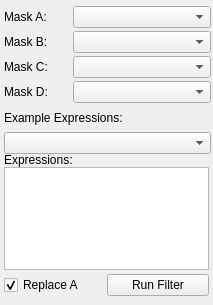
This is src/Interface/ToolInterface/BooleanFilterInterface.ui in SCIInstitute/Seg3D as Qt 5 draws it before an edit. The edited form follows.
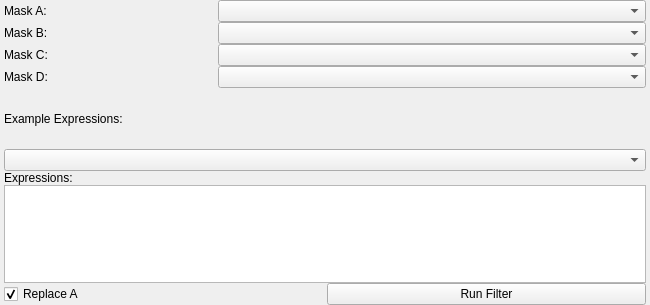
This is the edited form.

What changed in the file:
```diff
--- a/src/Interface/ToolInterface/BooleanFilterInterface.ui
+++ b/src/Interface/ToolInterface/BooleanFilterInterface.ui
@@ -6,12 +6,12 @@
    <rect>
     <x>0</x>
     <y>0</y>
-    <width>213</width>
+    <width>650</width>
     <height>305</height>
    </rect>
   </property>
   <property name="sizePolicy">
-   <sizepolicy hsizetype="Fixed" vsizetype="Fixed">
+   <sizepolicy hsizetype="Preferred" vsizetype="Fixed">
     <horstretch>0</horstretch>
     <verstretch>0</verstretch>
    </sizepolicy>
@@ -24,79 +24,30 @@
   </property>
   <property name="maximumSize">
    <size>
-    <width>213</width>
+    <width>16777215</width>
     <height>305</height>
    </size>
   </property>
   <property name="windowTitle">
    <string>Boolean Filter</string>
   </property>
-  <widget class="QWidget" name="layoutWidget">
-   <property name="geometry">
-    <rect>
-     <x>4</x>
-     <y>269</y>
-     <width>205</width>
-     <height>32</height>
-    </rect>
-   </property>
-   <layout class="QHBoxLayout" name="replaceInvertLayout">
+  <layout class="QVBoxLayout" name="verticalLayout_3">
     <property name="spacing">
      <number>0</number>
     </property>
-    <item>
-     <widget class="QCheckBox" name="replaceCheckBox">
-      <property name="text">
-       <string>Replace A</string>
-      </property>
-      <property name="checked">
-       <bool>true</bool>
-      </property>
-     </widget>
-    </item>
-    <item>
-     <widget class="QPushButton" name="invertButton">
-      <property name="text">
-       <string>Run Filter</string>
-      </property>
-     </widget>
-    </item>
-   </layout>
-  </widget>
-  <widget class="QWidget" name="layoutWidget_4">
-   <property name="geometry">
-    <rect>
-     <x>4</x>
-     <y>54</y>
-     <width>207</width>
-     <height>26</height>
-    </rect>
-   </property>
-   <layout class="QHBoxLayout" name="maskCHLayout" stretch="1,2">
-    <property name="spacing">
+   <property name="leftMargin">
+    <number>4</number>
+   </property>
+   <property name="topMargin">
+    <number>0</number>
+   </property>
+   <property name="rightMargin">
+    <number>4</number>
+   </property>
+   <property name="bottomMargin">
      <number>0</number>
     </property>
     <item>
-     <widget class="QLabel" name="maskCLabel">
-      <property name="text">
-       <string>Mask C:</string>
-      </property>
-     </widget>
-    </item>
-    <item>
-     <widget class="QComboBox" name="maskCComboBox"/>
-    </item>
-   </layout>
-  </widget>
-  <widget class="QWidget" name="layoutWidget_2">
-   <property name="geometry">
-    <rect>
-     <x>4</x>
-     <y>4</y>
-     <width>207</width>
-     <height>26</height>
-    </rect>
-   </property>
    <layout class="QHBoxLayout" name="maskAHLayout" stretch="1,2">
     <property name="spacing">
      <number>0</number>
@@ -112,66 +63,8 @@
      <widget class="QComboBox" name="maskAComboBox"/>
     </item>
    </layout>
-  </widget>
-  <widget class="QWidget" name="layoutWidget_3">
-   <property name="geometry">
-    <rect>
-     <x>4</x>
-     <y>104</y>
-     <width>207</width>
-     <height>50</height>
-    </rect>
-   </property>
-   <layout class="QVBoxLayout" name="verticalLayout">
-    <property name="spacing">
-     <number>0</number>
-    </property>
-    <item>
-     <widget class="QLabel" name="label">
-      <property name="text">
-       <string>Example Expressions:</string>
-      </property>
-     </widget>
     </item>
     <item>
-     <widget class="QComboBox" name="comboBox"/>
-    </item>
-   </layout>
-  </widget>
-  <widget class="QWidget" name="layoutWidget_5">
-   <property name="geometry">
-    <rect>
-     <x>4</x>
-     <y>153</y>
-     <width>205</width>
-     <height>117</height>
-    </rect>
-   </property>
-   <layout class="QVBoxLayout" name="verticalLayout_2">
-    <property name="spacing">
-     <number>0</number>
-    </property>
-    <item>
-     <widget class="QLabel" name="label_2">
-      <property name="text">
-       <string>Expressions:</string>
-      </property>
-     </widget>
-    </item>
-    <item>
-     <widget class="QTextEdit" name="textEdit"/>
-    </item>
-   </layout>
-  </widget>
-  <widget class="QWidget" name="layoutWidget_6">
-   <property name="geometry">
-    <rect>
-     <x>4</x>
-     <y>29</y>
-     <width>207</width>
-     <height>26</height>
-    </rect>
-   </property>
    <layout class="QHBoxLayout" name="maskBHLayout" stretch="1,2">
     <property name="spacing">
      <number>0</number>
@@ -187,16 +80,25 @@
      <widget class="QComboBox" name="maskBComboBox"/>
     </item>
    </layout>
-  </widget>
-  <widget class="QWidget" name="layoutWidget_7">
-   <property name="geometry">
-    <rect>
-     <x>4</x>
-     <y>79</y>
-     <width>207</width>
-     <height>26</height>
-    </rect>
-   </property>
+   </item>
+   <item>
+    <layout class="QHBoxLayout" name="maskCHLayout" stretch="1,2">
+     <property name="spacing">
+      <number>0</number>
+     </property>
+     <item>
+      <widget class="QLabel" name="maskCLabel">
+       <property name="text">
+        <string>Mask C:</string>
+       </property>
+      </widget>
+     </item>
+     <item>
+      <widget class="QComboBox" name="maskCComboBox"/>
+     </item>
+    </layout>
+   </item>
+   <item>
    <layout class="QHBoxLayout" name="maskDHLayout" stretch="1,2">
     <property name="spacing">
      <number>0</number>
@@ -209,10 +111,113 @@
      </widget>
     </item>
     <item>
-     <widget class="QComboBox" name="maskDComboBox"/>
-    </item>
-   </layout>
-  </widget>
+      <widget class="QComboBox" name="maskDComboBox">
+       <property name="baseSize">
+        <size>
+         <width>650</width>
+         <height>0</height>
+        </size>
+       </property>
+      </widget>
+     </item>
+    </layout>
+   </item>
+   <item>
+    <layout class="QVBoxLayout" name="verticalLayout">
+     <property name="spacing">
+      <number>0</number>
+     </property>
+     <item>
+      <widget class="QLabel" name="label">
+       <property name="text">
+        <string>Example Expressions:</string>
+       </property>
+      </widget>
+     </item>
+     <item>
+      <widget class="QComboBox" name="comboBox"/>
+     </item>
+    </layout>
+   </item>
+   <item>
+    <layout class="QVBoxLayout" name="verticalLayout_2">
+     <property name="spacing">
+      <number>0</number>
+     </property>
+     <item>
+      <widget class="QLabel" name="label_2">
+       <property name="sizePolicy">
+        <sizepolicy hsizetype="Expanding" vsizetype="Preferred">
+         <horstretch>0</horstretch>
+         <verstretch>0</verstretch>
+        </sizepolicy>
+       </property>
+       <property name="text">
+        <string>Expressions:</string>
+       </property>
+      </widget>
+     </item>
+     <item>
+      <widget class="QTextEdit" name="textEdit">
+       <property name="sizePolicy">
+        <sizepolicy hsizetype="Expanding" vsizetype="Fixed">
+         <horstretch>0</horstretch>
+         <verstretch>0</verstretch>
+        </sizepolicy>
+       </property>
+       <property name="minimumSize">
+        <size>
+         <width>0</width>
+         <height>98</height>
+        </size>
+       </property>
+       <property name="maximumSize">
+        <size>
+         <width>16777215</width>
+         <height>98</height>
+        </size>
+       </property>
+      </widget>
+     </item>
+    </layout>
+   </item>
+   <item>
+    <layout class="QHBoxLayout" name="replaceInvertLayout">
+     <property name="spacing">
+      <number>3</number>
+     </property>
+     <item>
+      <widget class="QCheckBox" name="replaceCheckBox">
+       <property name="sizePolicy">
+        <sizepolicy hsizetype="Expanding" vsizetype="Fixed">
+         <horstretch>0</horstretch>
+         <verstretch>0</verstretch>
+        </sizepolicy>
+       </property>
+       <property name="text">
+        <string>Replace A</string>
+       </property>
+       <property name="checked">
+        <bool>true</bool>
+       </property>
+      </widget>
+     </item>
+     <item>
+      <widget class="QPushButton" name="invertButton">
+       <property name="sizePolicy">
+        <sizepolicy hsizetype="Expanding" vsizetype="Fixed">
+         <horstretch>0</horstretch>
+         <verstretch>0</verstretch>
+        </sizepolicy>
+       </property>
+       <property name="text">
+        <string>Run Filter</string>
+       </property>
+      </widget>
+     </item>
+    </layout>
+   </item>
+  </layout>
  </widget>
  <resources/>
  <connections/>
```
Left out of the diff: 6 changed lines with no effect on the pictures. Lines whose indentation alone changed are shown as unchanged.
